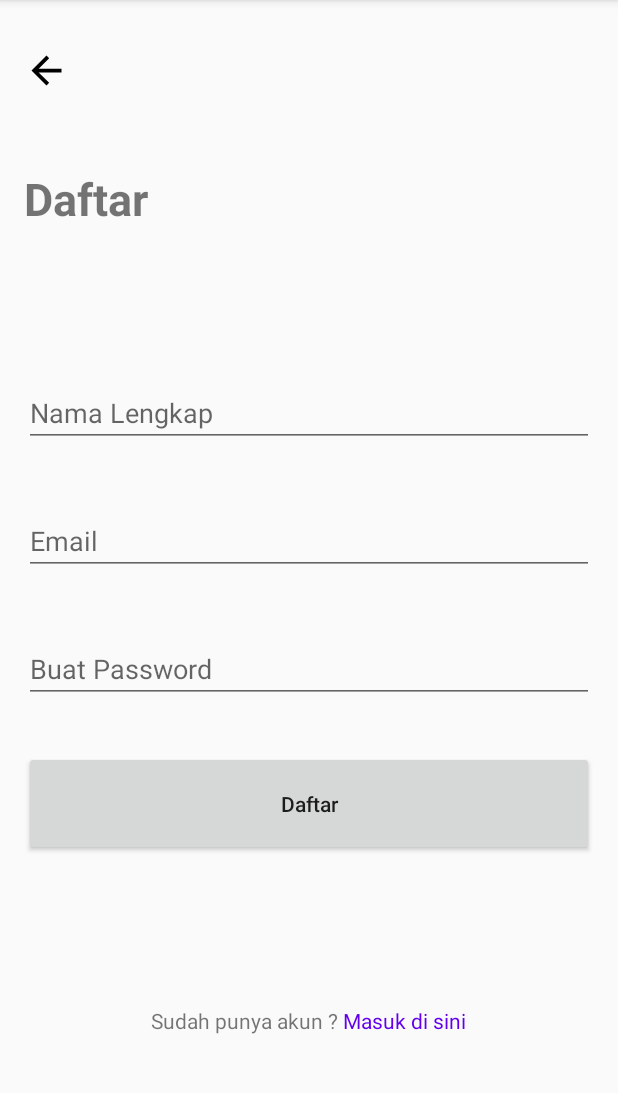
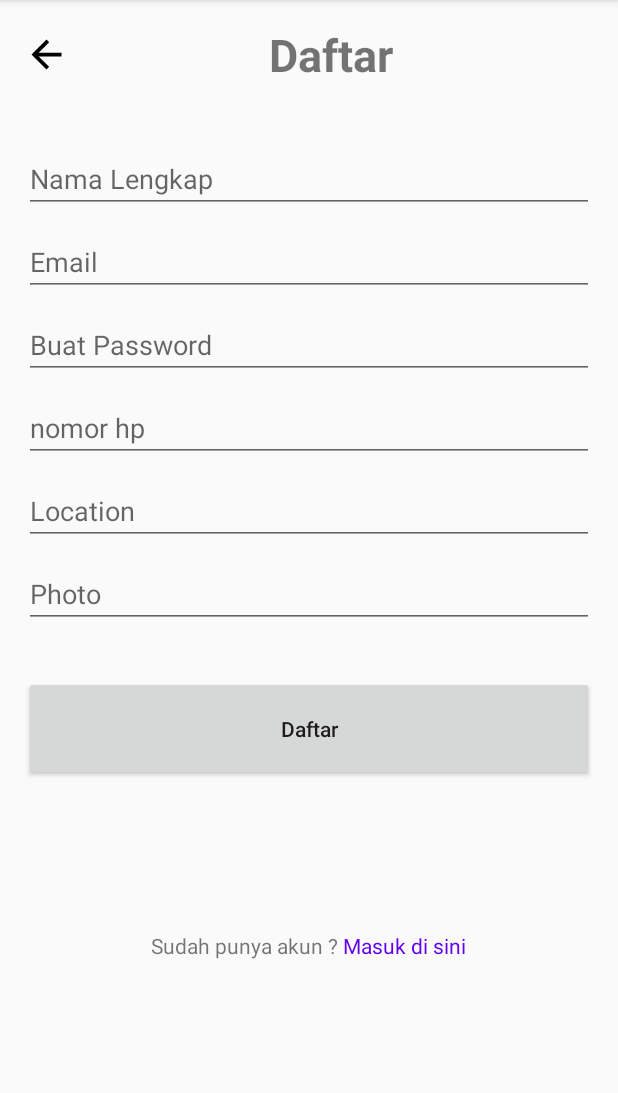
Before and after one commit to Kelompok5-AND4/SecondHand, an Android app: the RegisterFragment screen opened through its navigation route, on a phone screen of 412 x 824 dp, the part 84-1177 px from its top. Run offline under Robolectric (Android 15) with nearby library versions, the phone set to English and light mode, and no system bars; our stand-ins replace Dagger/Hilt's generated code.

Commit message:
register post api

```diff
--- a/app/src/main/AndroidManifest.xml
+++ b/app/src/main/AndroidManifest.xml
@@ -1,6 +1,8 @@
 <?xml version="1.0" encoding="utf-8"?>
 <manifest xmlns:android="http://schemas.android.com/apk/res/android"
     package="com.igdev.secondhand">
+
+    <uses-permission android:name="android.permission.INTERNET" />
 
     <application
         android:name=".MainApp"
--- a/app/src/main/java/com/igdev/secondhand/RegisterViewModel.kt
+++ /dev/null
@@ -1,4 +0,0 @@
-package com.igdev.secondhand
-
-class RegisterViewModel {
-}
--- a/app/src/main/java/com/igdev/secondhand/repository/Repository.kt
+++ b/app/src/main/java/com/igdev/secondhand/repository/Repository.kt
@@ -1,12 +1,12 @@
 package com.igdev.secondhand.repository
 
-import com.igdev.secondhand.model.RegisterReq
+import com.igdev.secondhand.model.RegistReq
 import com.igdev.secondhand.service.ApiHelper
 
 class Repository(
     private val apiHelper: ApiHelper
 ) {
     // login and register
-    suspend fun postUser(requestBody: RegisterReq) = apiHelper.postUser(requestBody)
+    suspend fun postUser(requestBody: RegistReq) = apiHelper.postUser(requestBody)
 
 }
--- a/app/src/main/java/com/igdev/secondhand/service/ApiHelper.kt
+++ b/app/src/main/java/com/igdev/secondhand/service/ApiHelper.kt
@@ -1,8 +1,8 @@
 package com.igdev.secondhand.service
 
-import com.igdev.secondhand.model.RegisterReq
+import com.igdev.secondhand.model.RegistReq
 import javax.inject.Inject
 
 class ApiHelper @Inject constructor(private val apiService: ApiService) {
-    suspend fun postUser(requestBody:RegisterReq) = apiService.postUser(requestBody)
+    suspend fun postUser(requestBody:RegistReq) = apiService.postUser(requestBody)
 }
--- a/app/src/main/java/com/igdev/secondhand/service/ApiService.kt
+++ b/app/src/main/java/com/igdev/secondhand/service/ApiService.kt
@@ -2,13 +2,13 @@ package com.igdev.secondhand.service
 
 import com.igdev.secondhand.model.AllProductResponse
 import com.igdev.secondhand.model.RegistResponse
-import com.igdev.secondhand.model.RegisterReq
+import com.igdev.secondhand.model.RegistReq
 import retrofit2.http.*
 
 interface ApiService {
     @GET("buyer/product")
     suspend fun getAllProduct(): AllProductResponse
     @POST("auth/register")
-    suspend fun postUser(@Body requestBody:RegisterReq) : RegistResponse
+    suspend fun postUser(@Body requestBody:RegistReq) : RegistResponse
 
 }
--- a/app/src/main/java/com/igdev/secondhand/ui/LoginFragment.kt
+++ b/app/src/main/java/com/igdev/secondhand/ui/LoginFragment.kt
@@ -8,8 +8,9 @@ import android.view.ViewGroup
 import androidx.navigation.fragment.findNavController
 import com.igdev.secondhand.R
 import com.igdev.secondhand.databinding.FragmentLoginBinding
+import dagger.hilt.android.AndroidEntryPoint
 
-
+@AndroidEntryPoint
 class LoginFragment : Fragment() {
     private var _binding: FragmentLoginBinding? = null
     private val binding get() = _binding!!
--- a/app/src/main/java/com/igdev/secondhand/ui/MainActivity.kt
+++ b/app/src/main/java/com/igdev/secondhand/ui/MainActivity.kt
@@ -3,7 +3,9 @@ package com.igdev.secondhand.ui
 import androidx.appcompat.app.AppCompatActivity
 import android.os.Bundle
 import com.igdev.secondhand.R
+import dagger.hilt.android.AndroidEntryPoint
 
+@AndroidEntryPoint
 class MainActivity : AppCompatActivity() {
     override fun onCreate(savedInstanceState: Bundle?) {
         super.onCreate(savedInstanceState)
--- a/app/src/main/java/com/igdev/secondhand/ui/viewmodel/RegisterViewModel.kt
+++ b/app/src/main/java/com/igdev/secondhand/ui/viewmodel/RegisterViewModel.kt
@@ -5,7 +5,7 @@ import androidx.lifecycle.MutableLiveData
 import androidx.lifecycle.ViewModel
 import androidx.lifecycle.viewModelScope
 import com.igdev.secondhand.model.RegistResponse
-import com.igdev.secondhand.model.RegisterReq
+import com.igdev.secondhand.model.RegistReq
 import com.igdev.secondhand.model.Resource
 import com.igdev.secondhand.repository.Repository
 import dagger.hilt.android.lifecycle.HiltViewModel
@@ -18,7 +18,7 @@ class RegisterViewModel @Inject constructor(private val repository: Repository)
     val userRegister: LiveData<Resource<RegistResponse>>
         get() = _userRegister
 
-    fun registerPost(requestBody : RegisterReq) {
+    fun registerPost(requestBody : RegistReq) {
         viewModelScope.launch {
             _userRegister.postValue(Resource.loading())
             try {
--- /dev/null
+++ b/app/src/main/java/com/igdev/secondhand/utils/StorageUtil.kt
@@ -0,0 +1,4 @@
+package com.igdev.secondhand.utils
+
+class StorageUtil {
+}
--- a/app/src/main/res/layout/fragment_register.xml
+++ b/app/src/main/res/layout/fragment_register.xml
@@ -6,23 +6,27 @@
     android:orientation="vertical"
     android:layout_margin="16dp"
     tools:context=".ui.RegisterFragment">
-
+<LinearLayout
+    android:layout_width="match_parent"
+    android:layout_height="wrap_content"
+    android:orientation="horizontal">
     <ImageView
         android:layout_width="wrap_content"
         android:layout_height="wrap_content"
-        android:layout_marginTop="16dp"
+        android:layout_gravity="center"
         android:src="@drawable/ic_baseline_arrow_back_24"/>
     <TextView
         android:layout_width="match_parent"
         android:layout_height="wrap_content"
         android:text="Daftar"
         android:textSize="30sp"
-        android:layout_marginTop="50dp"
+        android:gravity="center"
         android:textStyle="bold"/>
+</LinearLayout>
 
     <EditText
         android:id="@+id/et_nama_lengkap"
-        android:layout_marginTop="100dp"
+        android:layout_marginTop="40dp"
         android:layout_width="match_parent"
         android:layout_height="wrap_content"
         android:hint="Nama Lengkap"/>
@@ -31,14 +35,34 @@
         android:id="@+id/et_email"
         android:layout_width="match_parent"
         android:layout_height="wrap_content"
-        android:layout_marginTop="40dp"
+        android:layout_marginTop="10dp"
         android:hint="Email"/>
     <EditText
         android:id="@+id/et_buat_password"
         android:layout_width="match_parent"
         android:layout_height="wrap_content"
-        android:layout_marginTop="40dp"
+        android:layout_marginTop="10dp"
         android:hint="Buat Password"/>
+    <EditText
+        android:id="@+id/phone_number"
+        android:layout_width="match_parent"
+        android:layout_height="wrap_content"
+        android:layout_marginTop="10dp"
+        android:inputType="number"
+        android:hint="nomor hp"
+        tools:ignore="TextFields" />
+    <EditText
+        android:id="@+id/location"
+        android:layout_width="match_parent"
+        android:layout_height="wrap_content"
+        android:layout_marginTop="10dp"
+        android:hint="Location"/>
+    <EditText
+        android:id="@+id/photo"
+        android:layout_width="match_parent"
+        android:layout_height="wrap_content"
+        android:layout_marginTop="10dp"
+        android:hint="Photo"/>
 
     <Button
         android:id="@+id/btn_register"
--- a/app/src/main/res/navigation/nav_graph.xml
+++ b/app/src/main/res/navigation/nav_graph.xml
@@ -18,5 +18,9 @@
         android:id="@+id/registerFragment"
         android:name="com.igdev.secondhand.ui.RegisterFragment"
         android:label="fragment_register"
-        tools:layout="@layout/fragment_register" />
+        tools:layout="@layout/fragment_register" >
+        <action
+            android:id="@+id/action_registerFragment_to_loginFragment"
+            app:destination="@id/loginFragment" />
+    </fragment>
 </navigation>
```
Also changed, not shown: app/src/main/java/com/igdev/secondhand/model/RegistReq.kt (added, +19 -0 lines), app/src/main/java/com/igdev/secondhand/model/RegisterReq.kt (deleted, +0 -25 lines), app/src/main/java/com/igdev/secondhand/ui/RegisterFragment.kt (+38 -9 lines).
